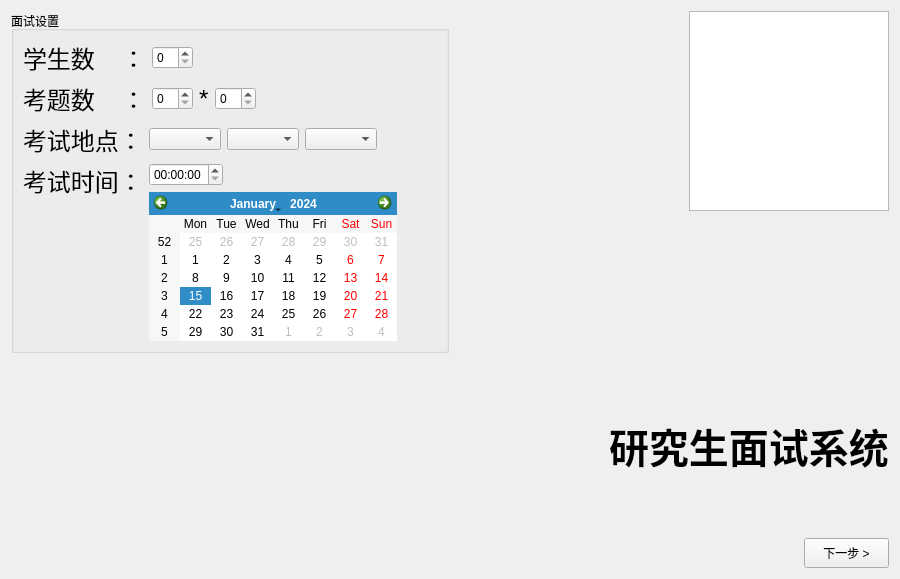
jamesbee/stu-inter-sys, file inter_editor.ui: the form before one commit.
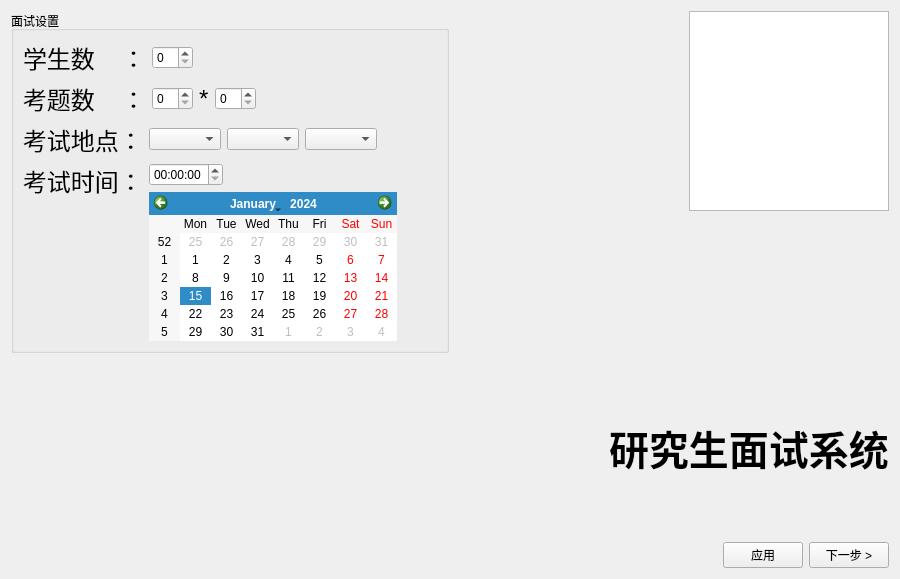
The form after the commit.

```diff
--- a/inter_editor.ui
+++ b/inter_editor.ui
@@ -346,20 +346,15 @@
        </property>
       </spacer>
      </item>
+     <item>
+      <widget class="QPushButton" name="pushButton_2">
+       <property name="text">
+        <string>应用</string>
+       </property>
+      </widget>
+     </item>
      <item>
       <widget class="QPushButton" name="pushButton">
-       <property name="minimumSize">
-        <size>
-         <width>85</width>
-         <height>30</height>
-        </size>
-       </property>
-       <property name="maximumSize">
-        <size>
-         <width>85</width>
-         <height>30</height>
-        </size>
-       </property>
        <property name="text">
         <string>下一步 &gt;</string>
        </property>
```
